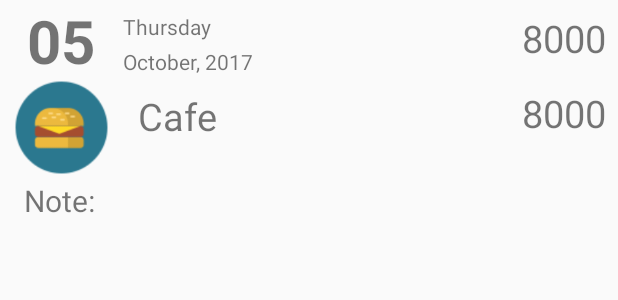
After one commit to TechkidsAndroid11/First-Project-Team-2-Black-Fund, an Android app: the layout an_item.xml on its own in the app's theme, with its tools: preview values and no code run, on a phone screen of 412 x 824 dp. The commit adds this screen. Shown: the top 300 px of the screen. Run offline under Robolectric (Android 15) with nearby library versions, the phone set to English and light mode, and no system bars.

Commit message:
fix bug va add them item

```diff
--- /dev/null
+++ b/BlackFund/app/src/main/res/layout/an_item.xml
@@ -0,0 +1,91 @@
+<?xml version="1.0" encoding="utf-8"?>
+<LinearLayout xmlns:android="http://schemas.android.com/apk/res/android"
+    android:layout_width="match_parent"
+    android:layout_height="150dp"
+    android:orientation="vertical">
+
+    <LinearLayout
+        android:layout_width="match_parent"
+        android:layout_height="50dp"
+        android:weightSum="5">
+
+        <TextView
+            android:id="@+id/tv_date"
+            android:layout_width="0dp"
+            android:layout_height="match_parent"
+            android:layout_weight="1"
+            android:gravity="center"
+            android:text="05"
+            android:textSize="40sp"
+            android:textStyle="bold" />
+        <RelativeLayout
+            android:layout_weight="2"
+            android:layout_width="0dp"
+            android:layout_height="match_parent">
+            <TextView
+                android:id="@+id/tv_day"
+                android:layout_width="wrap_content"
+                android:layout_height="wrap_content"
+                android:text="Thursday"
+                android:layout_marginTop="8dp"/>
+            <TextView
+                android:id="@+id/tv_month_and_year"
+                android:layout_width="wrap_content"
+                android:layout_height="wrap_content"
+                android:text="October, 2017"
+                android:layout_marginTop="4dp"
+                android:layout_below="@+id/tv_day"/>
+        </RelativeLayout>
+
+        <TextView
+            android:id="@+id/tv_money_on"
+            android:gravity="right"
+            android:textSize="25sp"
+            android:padding="8dp"
+            android:text="8000"
+            android:layout_weight="2"
+            android:layout_width="0dp"
+            android:layout_height="match_parent" />
+    </LinearLayout>
+
+    <LinearLayout
+        android:layout_width="match_parent"
+        android:layout_height="70dp"
+        android:orientation="horizontal"
+        android:weightSum="5">
+
+        <ImageView
+            android:id="@+id/iv_reason"
+            android:src="@drawable/food"
+            android:layout_width="0dp"
+            android:layout_height="match_parent"
+            android:layout_weight="1" />
+
+        <TextView
+            android:id="@+id/tv_ly_do"
+            android:padding="10dp"
+            android:textSize="25dp"
+            android:text="Cafe"
+            android:layout_width="0dp"
+            android:layout_height="match_parent"
+            android:layout_weight="2" />
+
+        <TextView
+            android:id="@+id/tv_money_under"
+            android:layout_width="0dp"
+            android:layout_weight="2"
+            android:layout_height="match_parent"
+            android:gravity="right"
+            android:textSize="25sp"
+            android:padding="8dp"
+            android:text="8000" />
+
+    </LinearLayout>
+    <TextView
+        android:layout_marginLeft="16dp"
+        android:textSize="20dp"
+        android:text="Note:"
+        android:layout_width="match_parent"
+        android:layout_height="30dp" />
+
+</LinearLayout>
```
Also changed, not shown: BlackFund/app/src/main/java/com/example/admins/blackfund/activities/MainActivity.java (+12 -2 lines), BlackFund/app/src/main/java/com/example/admins/blackfund/activities/ThemGhiChu.java (+16 -13 lines), BlackFund/app/src/main/java/com/example/admins/blackfund/adapters/MainAdapter.java (added, +65 -0 lines), BlackFund/app/src/main/java/com/example/admins/blackfund/databases/BlackFundDatabase.java (+17 -16 lines), BlackFund/app/src/main/res/layout/activity_main.xml (+5 -5 lines).
